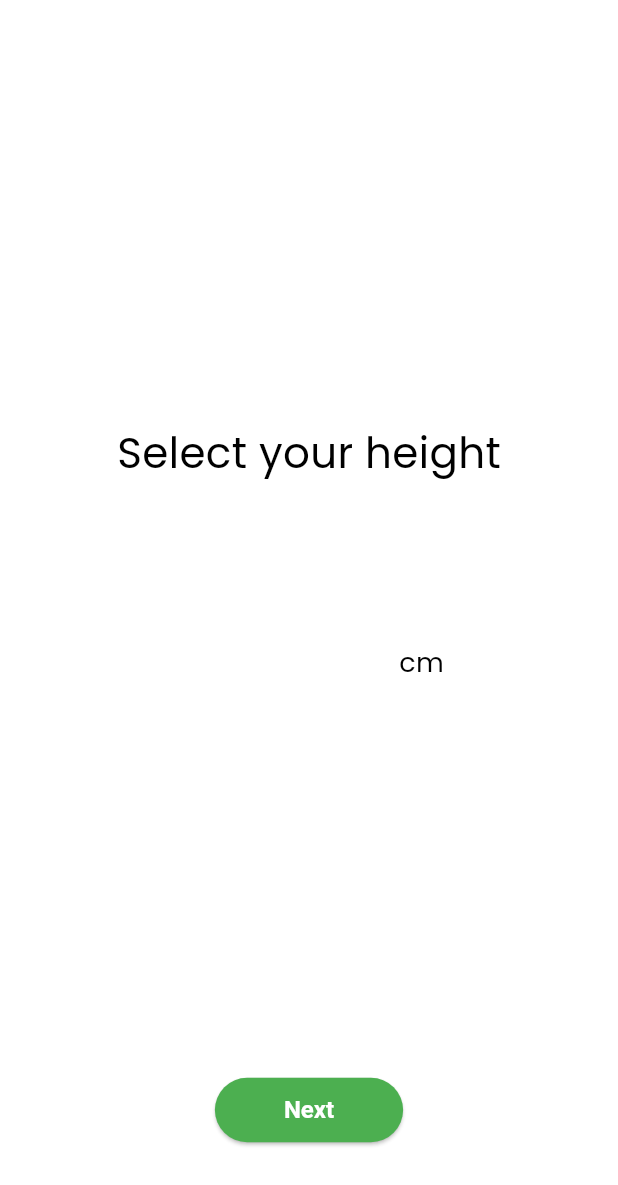
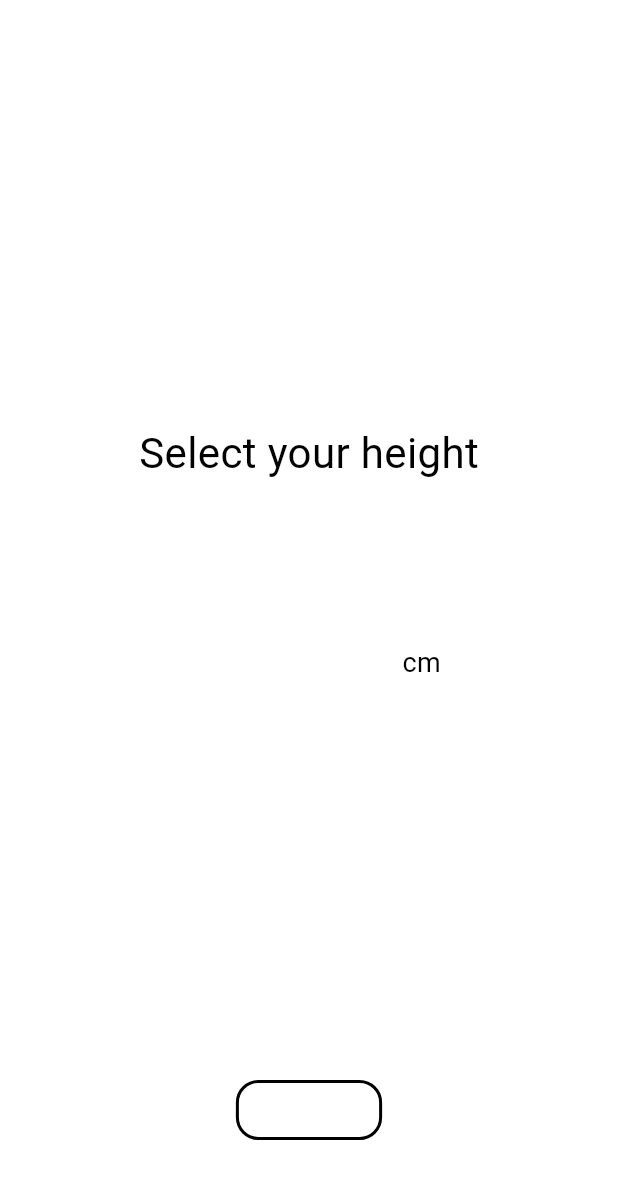
Before and after one commit to VGoychev/calorie_calculator, a Flutter app: the SetupView screen opened directly with empty values, on a phone screen of 412 x 824 dp. Shown: the top 1185 px of the screen. Run offline on Flutter 3.47's test engine with Material 3 defaults, Android fonts, the phone set to English and light mode, and no system bars; our stand-ins replace cloud_firestore, firebase_auth, firebase_core, google_sign_in, rive, shared_preferences; missing offline and left inert: flutter_facebook_auth, wheel_picker; accounts and stored records are empty; generated files the repository leaves out were written again.

Commit message:
ui update

```diff
--- a/lib/screens/login/login.dart
+++ b/lib/screens/login/login.dart
@@ -4,7 +4,6 @@ import 'package:calorie_calculator/services/auth_service.dart';
 import 'package:calorie_calculator/services/firestore_service.dart';
 import 'package:calorie_calculator/services/shared_prefs_service.dart';
 import 'package:flutter/material.dart';
-import 'package:flutter/services.dart';
 
 class Login extends StatefulWidget {
   final VoidCallback onToggleTheme;
--- a/lib/screens/onboarding/onboarding_view.dart
+++ b/lib/screens/onboarding/onboarding_view.dart
@@ -81,7 +81,7 @@ class OnboardingView extends StatelessWidget {
               bottom: 60,
               child: ElevatedButton(
                 onPressed: state.onContinueClick,
-                child: Text(
+                child: const Text(
                   'Continue',
                   style: TextStyle(color: Colors.white),
                 ),
--- a/lib/screens/register/register_view.dart
+++ b/lib/screens/register/register_view.dart
@@ -93,7 +93,10 @@ class RegisterView extends StatelessWidget {
                       const SizedBox(height: 20),
                       ElevatedButton(
                           onPressed: state.register,
-                          child: const Text('Register')),
+                          child: Text(
+                            'Register',
+                            style: Theme.of(context).textTheme.bodyLarge,
+                          )),
                       const SizedBox(height: 20),
                     ],
                   ),
--- a/lib/screens/setup/activity_level_selector/activity_level_selector.dart
+++ b/lib/screens/setup/activity_level_selector/activity_level_selector.dart
@@ -54,7 +54,7 @@ class _ActivityLevelSelectorState extends State<ActivityLevelSelector> {
               elevation: isSelected ? 4 : 1,
               margin: EdgeInsets.fromLTRB(12, 0, 12, 0),
               shape: RoundedRectangleBorder(
-                borderRadius: BorderRadius.circular(12),
+                borderRadius: BorderRadius.circular(25),
                 side: BorderSide(
                   color: isSelected
                       ? Theme.of(context).colorScheme.primary
--- a/lib/theme/app_theme.dart
+++ b/lib/theme/app_theme.dart
@@ -1,79 +1,110 @@
 import 'package:flutter/material.dart';
-import 'package:google_fonts/google_fonts.dart';
 
 class AppTheme {
   static final ThemeData lightTheme = ThemeData(
       brightness: Brightness.light,
       scaffoldBackgroundColor: Colors.white,
-    primaryColor: const Color.fromARGB(255, 76, 175, 80),
+      primaryColor: const Color.fromARGB(255, 108, 179, 122),
       appBarTheme: const AppBarTheme(
         backgroundColor: Color.fromARGB(255, 76, 175, 80),
         foregroundColor: Colors.white,
       ),
       floatingActionButtonTheme: const FloatingActionButtonThemeData(
-      backgroundColor: Color.fromARGB(255, 76, 175, 80),
+        backgroundColor: Color.fromARGB(255, 108, 179, 122),
         foregroundColor: Colors.white,
       ),
       elevatedButtonTheme: ElevatedButtonThemeData(
         style: ElevatedButton.styleFrom(
-        backgroundColor: const Color.fromARGB(255, 76, 175, 80),
+          backgroundColor: Colors.transparent,
+          shadowColor: Colors.transparent,
           foregroundColor: Colors.white,
+          iconColor: Colors.black,
+          iconSize: 24,
           textStyle: const TextStyle(fontWeight: FontWeight.bold, fontSize: 16),
-        padding: const EdgeInsets.symmetric(horizontal: 46, vertical: 12),
+          padding: const EdgeInsets.symmetric(horizontal: 32, vertical: 10),
           shape: RoundedRectangleBorder(
-          borderRadius: BorderRadius.circular(24),
-        ),
+              borderRadius: BorderRadius.circular(15),
+              side: const BorderSide(
+                  color: Colors.black, width: 2)),
         ),
       ),
       colorScheme: const ColorScheme.light(
-      primary: Color.fromARGB(255, 76, 175, 80),
+        primary: Color.fromARGB(255, 108, 179, 122),
         secondary: Color.fromARGB(255, 0, 119, 255),
         onPrimary: Colors.white,
         onSecondary: Colors.black,
         surface: Colors.white,
         onSurface: Colors.black,
       ),
-    textTheme: GoogleFonts.poppinsTextTheme().apply(
-      bodyColor: Colors.black,
-      displayColor: Colors.black,
-    ),
-  );
+      textTheme: const TextTheme(
+          displayLarge: TextStyle(color: Colors.black),
+          displayMedium: TextStyle(color: Colors.black),
+          displaySmall: TextStyle(color: Colors.black),
+          headlineLarge: TextStyle(color: Colors.black),
+          headlineMedium: TextStyle(color: Colors.black),
+          headlineSmall: TextStyle(color: Colors.black),
+          titleLarge: TextStyle(color: Colors.black),
+          titleMedium: TextStyle(color: Colors.black),
+          titleSmall: TextStyle(color: Colors.black),
+          bodyLarge:
+              TextStyle(color: Colors.black, fontWeight: FontWeight.w500),
+          bodyMedium: TextStyle(color: Colors.black),
+          bodySmall: TextStyle(color: Colors.black),
+          labelLarge: TextStyle(color: Colors.black),
+          labelMedium: TextStyle(color: Colors.black),
+          labelSmall: TextStyle(color: Colors.black)));
 
   static final ThemeData darkTheme = ThemeData(
     brightness: Brightness.dark,
     scaffoldBackgroundColor: Colors.black,
-    primaryColor: const Color.fromARGB(255, 76, 175, 80),
+    primaryColor: const Color.fromARGB(255, 108, 179, 122),
     appBarTheme: const AppBarTheme(
-      backgroundColor: const Color.fromARGB(255, 76, 175, 80),
+      backgroundColor: Color.fromARGB(255, 108, 179, 122),
       foregroundColor: Colors.black,
     ),
     floatingActionButtonTheme: const FloatingActionButtonThemeData(
-      backgroundColor: const Color.fromARGB(255, 76, 175, 80),
+      backgroundColor: Color.fromARGB(255, 108, 179, 122),
       foregroundColor: Colors.black,
     ),
     elevatedButtonTheme: ElevatedButtonThemeData(
       style: ElevatedButton.styleFrom(
-        backgroundColor: const Color.fromARGB(255, 76, 175, 80),
+        backgroundColor: Colors.transparent,
         foregroundColor: Colors.black,
+        iconColor: Colors.white,
+        iconSize: 24,
         textStyle: const TextStyle(fontWeight: FontWeight.bold, fontSize: 16),
-        padding: const EdgeInsets.symmetric(horizontal: 46, vertical: 12),
+        padding: const EdgeInsets.symmetric(horizontal: 32, vertical: 10),
         shape: RoundedRectangleBorder(
-          borderRadius: BorderRadius.circular(24),
+          borderRadius: BorderRadius.circular(15),
+          side: const BorderSide(
+              color: Colors.white, width: 2),
         ),
       ),
     ),
     colorScheme: const ColorScheme.dark(
-      primary: const Color.fromARGB(255, 76, 175, 80),
+      primary: Color.fromARGB(255, 108, 179, 122),
       secondary: Color.fromARGB(255, 0, 119, 255),
       onPrimary: Colors.black,
       onSecondary: Colors.white,
       surface: Colors.black,
       onSurface: Colors.white,
     ),
-    textTheme: GoogleFonts.poppinsTextTheme(ThemeData.dark().textTheme).apply(
-      bodyColor: Colors.white,
-      displayColor: Colors.white,
-    ),
+    textTheme: const TextTheme(
+        displayLarge: TextStyle(color: Colors.white),
+        displayMedium: TextStyle(color: Colors.white),
+        displaySmall: TextStyle(color: Colors.white),
+        headlineLarge: TextStyle(color: Colors.white),
+        headlineMedium: TextStyle(color: Colors.white),
+        headlineSmall: TextStyle(color: Colors.white),
+        titleLarge: TextStyle(color: Colors.white),
+        titleMedium: TextStyle(color: Colors.white),
+        titleSmall: TextStyle(color: Colors.white),
+        bodyLarge: TextStyle(color: Colors.white, fontWeight: FontWeight.w500),
+        bodyMedium: TextStyle(color: Colors.white),
+        bodySmall: TextStyle(color: Colors.white),
+        labelLarge: TextStyle(color: Colors.white),
+        labelMedium: TextStyle(color: Colors.white),
+        labelSmall: TextStyle(color: Colors.white)),
   );
 
   static Color backgroundColor(BuildContext context) =>
@@ -90,5 +121,4 @@ class AppTheme {
       Theme.of(context).brightness == Brightness.dark
           ? Colors.white
           : Colors.black87;
-
 }
--- a/lib/widgets/back_only_pageview.dart
+++ b/lib/widgets/back_only_pageview.dart
@@ -12,12 +12,12 @@ class BackOnlyPageView extends StatefulWidget {
   final Curve pageAnimationCurve;
 
   const BackOnlyPageView({
-    Key? key,
+    super.key,
     required this.controller,
     required this.children,
     this.pageAnimationDuration = const Duration(milliseconds: 300),
     this.pageAnimationCurve = Curves.decelerate,
-  }) : super(key: key);
+  });
 
   @override
   _BackOnlyPageViewState createState() => _BackOnlyPageViewState();
```
Also changed, not shown: lib/screens/login/login_view.dart (+121 -77 lines), lib/services/auth_service.dart (+5 -3 lines), pubspec.yaml (+3 -7 lines), assets/icons/google_logo.png, 1 other file. Lines whose indentation alone changed are shown as unchanged.
